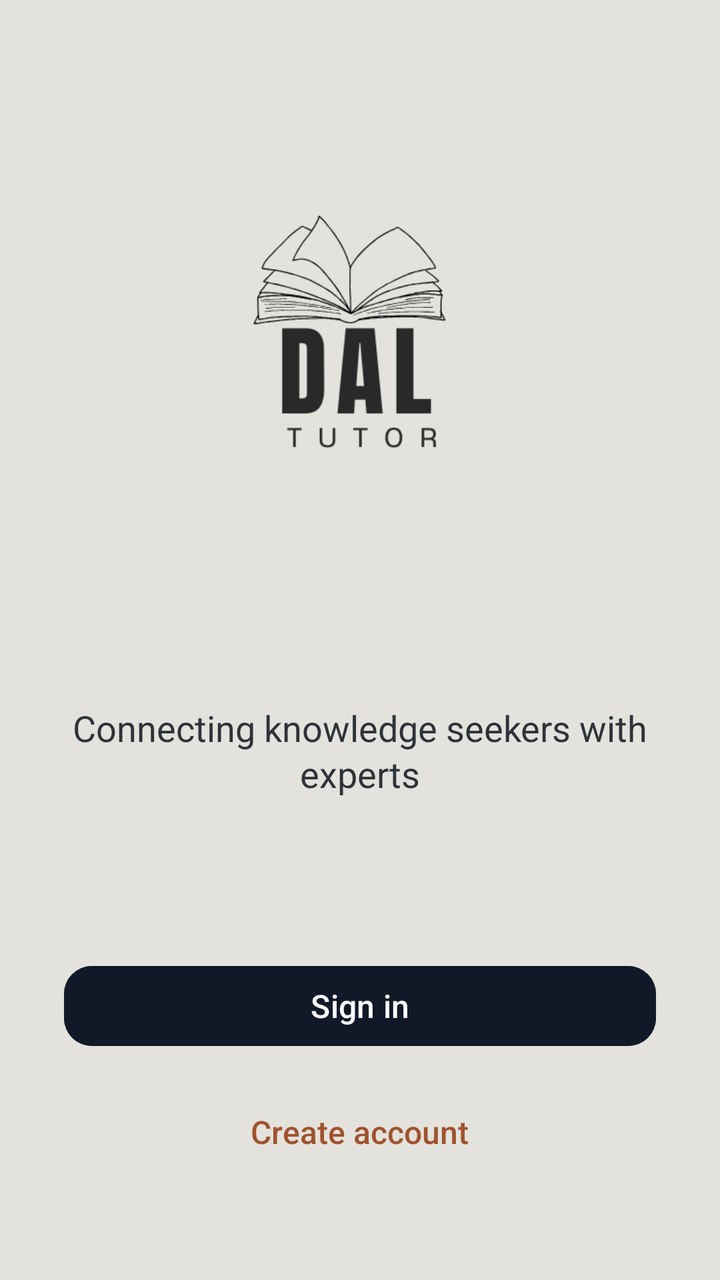
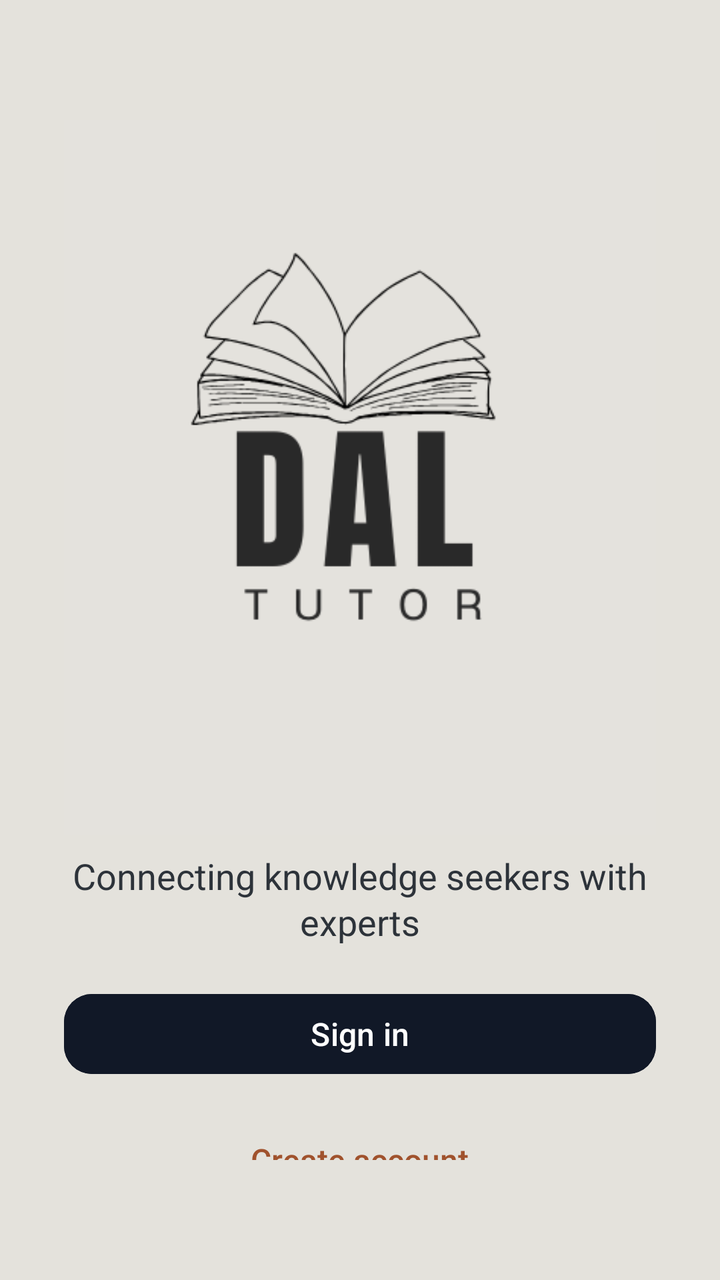

An Android layout rendered at two revisions. The XML below is the earlier revision; the diff shows what the commit changed to produce the second picture.
<!-- AndroidManifest.xml: application theme Theme.Csci3130Group1 -->
<!-- res/layout/activity_main.xml -->
<?xml version="1.0" encoding="utf-8"?>
<LinearLayout
    xmlns:android="http://schemas.android.com/apk/res/android"
    xmlns:app="http://schemas.android.com/apk/res-auto"
    xmlns:tools="http://schemas.android.com/tools"
    android:id="@+id/main"
    android:background="#e4e2dc"
    android:layout_width="match_parent"
    android:layout_height="match_parent"
    android:orientation="vertical"
    android:gravity="center"
    android:paddingHorizontal="32dp"
    android:paddingVertical="60dp"
    tools:context=".MainActivity">

    
    <ImageView
        android:id="@+id/app_icon"
        android:layout_width="240dp"
        android:layout_height="240dp"
        android:src="@drawable/app_icon"
        android:scaleType="centerInside"
        android:layout_marginBottom="60dp"
        android:contentDescription="DalTutor Logo" />

    
    <TextView
        android:id="@+id/app_tagline"
        android:layout_width="wrap_content"
        android:layout_height="wrap_content"
        android:text="Connecting knowledge seekers with experts"
        android:textSize="18sp"
        android:textColor="#2D333A"
        android:fontFamily="sans-serif"
        android:gravity="center"
        android:lineSpacingExtra="2dp"
        android:layout_marginBottom="80dp" />

    
    <View
        android:layout_width="match_parent"
        android:layout_height="0dp"
        android:layout_weight="1" />

    
    <Button
        android:id="@+id/login_button"
        style="@style/Widget.Material3.Button"
        android:layout_width="match_parent"
        android:layout_height="wrap_content"
        android:text="Sign in"
        android:textAllCaps="false"
        android:textColor="#FFFFFF"
        android:backgroundTint="#111827"
        app:rippleColor="@color/btn_black_ripple"
        app:cornerRadius="14dp"
        android:textSize="16sp"
        android:fontFamily="sans-serif-medium"
        android:layout_marginBottom="16dp" />

    
    <TextView
        android:id="@+id/register_text"
        android:layout_width="wrap_content"
        android:layout_height="wrap_content"
        android:text="Create account"
        android:textColor="#A0522D"
        android:textSize="16sp"
        android:fontFamily="sans-serif-medium"
        android:padding="12dp"
        android:layout_gravity="center_horizontal"
        android:clickable="true"
        android:focusable="true" />

</LinearLayout>
<!-- resources referenced by this layout -->
<resources>
  <!-- drawable app_icon: png bitmap (drawable, 18173 bytes) -->
  <style name="Theme.Csci3130Group1" parent="Base.Theme.Csci3130Group1" />
  <style name="Base.Theme.Csci3130Group1" parent="Theme.Material3.DayNight.NoActionBar">
          
          <item name="colorPrimary">#111827</item>
          <item name="colorOnPrimary">#FFFFFF</item>
          <item name="colorSecondary">#6B7280</item>
          <item name="colorOnSecondary">#FFFFFF</item>
          
          <item name="colorPrimaryContainer">#F3F4F6</item>
          <item name="colorOnPrimaryContainer">#111827</item>
          <item name="colorSecondaryContainer">#F3F4F6</item>
          <item name="colorOnSecondaryContainer">#111827</item>
          <item name="colorTertiary">#9CA3AF</item>
          <item name="colorSurface">#FFFFFF</item>
          <item name="colorOnSurface">#111827</item>
          <item name="colorOutline">#E5E7EB</item>
          <item name="android:navigationBarColor">#FFFFFF</item>
          <item name="android:statusBarColor">#FFFFFF</item>
      </style>
</resources>

<!-- the commit's change to res/layout/activity_main.xml (unified diff, before → after) -->
@@ -16,11 +16,11 @@
     
     <ImageView
         android:id="@+id/app_icon"
-        android:layout_width="240dp"
-        android:layout_height="240dp"
+        android:layout_width="380dp"
+        android:layout_height="380dp"
         android:src="@drawable/app_icon"
         android:scaleType="centerInside"
-        android:layout_marginBottom="60dp"
+        android:layout_marginBottom="8dp"
         android:contentDescription="DalTutor Logo" />
 
     
@@ -34,7 +34,7 @@
         android:fontFamily="sans-serif"
         android:gravity="center"
         android:lineSpacingExtra="2dp"
-        android:layout_marginBottom="80dp" />
+        android:layout_marginBottom="20dp" />
 
     
     <View
